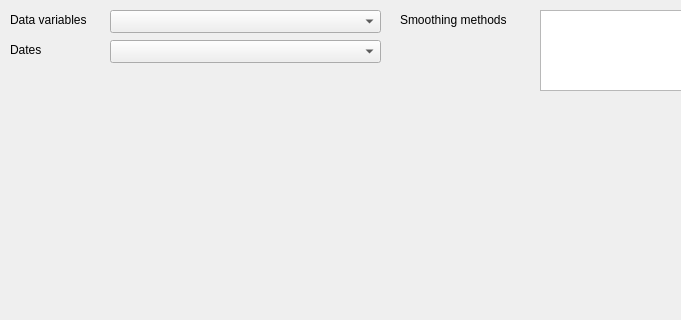
Before: the Qt Designer form TATSSI/UI/time_series_smoothing.ui in GerardoLopez/TATSSI, drawn with Qt 5; both pictures show x 0 to 681 and y 0 to 320 of the 1376 by 577 pixel window.
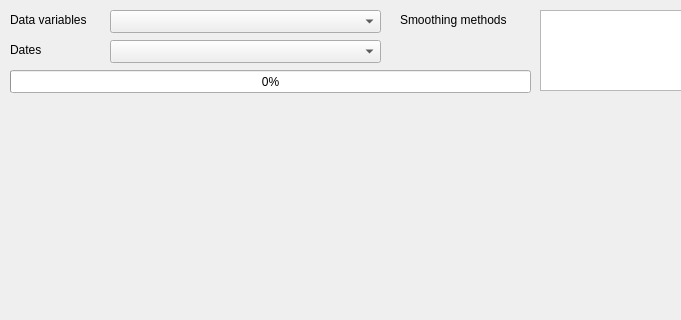
After: the same form once the commit is applied.

Commit message: QA analytics and interpolation improvements with fill values handling, TS analysis MK test performance improvement allows to use it interactively.

The edit to the form file:
```diff
--- a/TATSSI/UI/time_series_smoothing.ui
+++ b/TATSSI/UI/time_series_smoothing.ui
@@ -143,6 +143,22 @@
      <double>0.500000000000000</double>
     </property>
    </widget>
+   <widget class="QProgressBar" name="progressBar">
+    <property name="enabled">
+     <bool>true</bool>
+    </property>
+    <property name="geometry">
+     <rect>
+      <x>10</x>
+      <y>70</y>
+      <width>521</width>
+      <height>23</height>
+     </rect>
+    </property>
+    <property name="value">
+     <number>0</number>
+    </property>
+   </widget>
   </widget>
  </widget>
  <resources/>
```
The commit also changes 7 other files.
